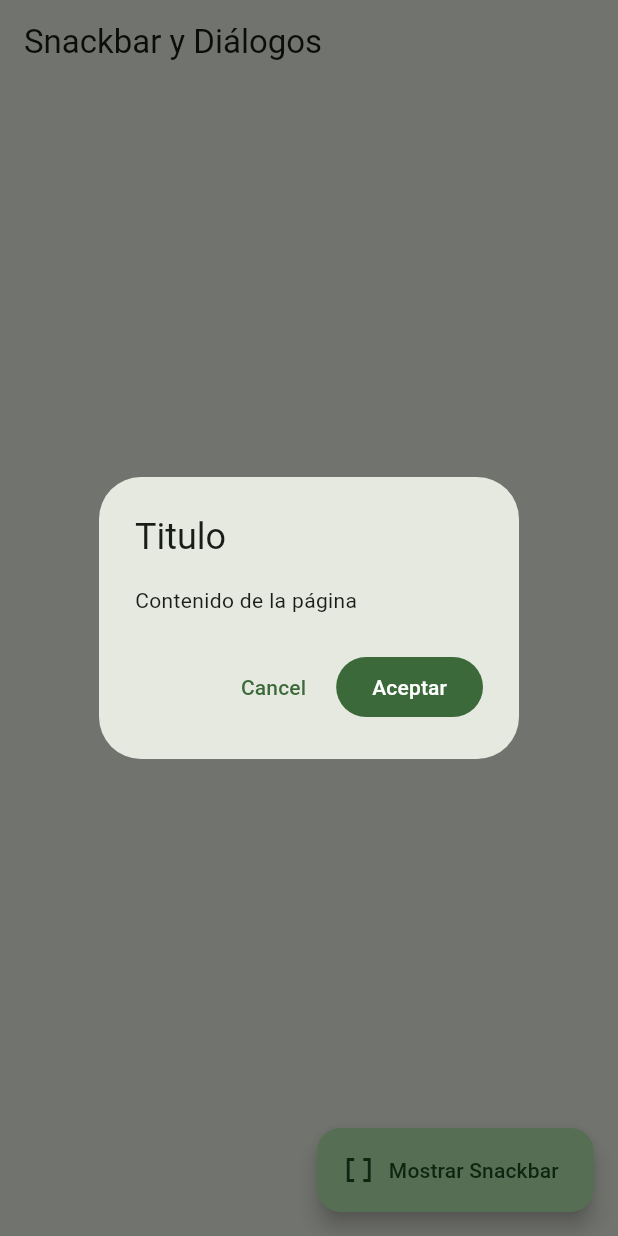
After one commit to Ymurillo89/widgets_app, a Flutter app: the SnackbarScreen screen opened by its route, after a tap on "Diálogos", on a phone screen of 412 x 824 dp. The commit adds this screen. Run offline on Flutter 3.47's test engine with Material 3 defaults, Android fonts, the phone set to English and light mode, and no system bars; our stand-ins replace go_router.

Commit message:
Snackbar

```diff
--- a/lib/config/menu/menu_item.dart
+++ b/lib/config/menu/menu_item.dart
@@ -15,6 +15,7 @@ const appMenuItems= <MenuItem>[
   MenuItem(title: 'Botones', subTitle: 'Varios botones en Flutter', links: '/buttons', icon: Icons.smart_button),
   MenuItem(title: 'Tarjetas', subTitle: 'Contenedor estilizado', links: '/cards', icon: Icons.credit_card),
   MenuItem(title: 'ProgressIndicator', subTitle: 'Generales y controlados', links: '/progress', icon: Icons.refresh),
+  MenuItem(title: 'Snackbars', subTitle: 'Generales y controlados', links: '/snackbars', icon: Icons.line_style_sharp),
   /*MenuItem(title: 'Contact Us', subTitle: 'Get in touch with us', links: 'https://www.example.com/contact', icon: Icons.contact_mail),
   MenuItem(title: 'Privacy Policy', subTitle: 'Learn about our privacy policy', links: 'https://www.example.com/privacy', icon: Icons.info_outline), */
 ];
--- a/lib/config/router/router.dart
+++ b/lib/config/router/router.dart
@@ -1,8 +1,10 @@
+import 'package:flutter/material.dart';
 import 'package:go_router/go_router.dart';
 import 'package:widgets_app/presentation/screen/button/button_screen.dart';
 import 'package:widgets_app/presentation/screen/card/card.dart';
 import 'package:widgets_app/presentation/screen/home/home_screen.dart';
 import 'package:widgets_app/presentation/screen/progress/app_tutorial_screen.dart';
+import 'package:widgets_app/presentation/screen/snackbar/snackbar_screen.dart';
 
 // GoRouter configuration
 final appRouter = GoRouter(
@@ -22,6 +24,10 @@ final appRouter = GoRouter(
     GoRoute(
       path: '/progress',
       builder: (context, state) => const ProgressScreen(),
+    ),
+    GoRoute(
+      path: '/snackbars',
+      builder: (context, state) => const SnackbarScreen(),
     )
   ],
 );
--- /dev/null
+++ b/lib/presentation/screen/snackbar/snackbar_screen.dart
@@ -0,0 +1,76 @@
+import 'package:flutter/material.dart';
+import 'package:go_router/go_router.dart';
+
+class SnackbarScreen extends StatelessWidget {
+
+  static const name = "SnackbarScreen";
+
+  const SnackbarScreen({super.key});
+
+  void showCustomSnackbar(BuildContext context){
+    ScaffoldMessenger.of(context).clearSnackBars();
+
+    ScaffoldMessenger.of(context).showSnackBar(
+          SnackBar(
+            content: const Text("Hola Mundo"),
+            action: SnackBarAction(label: "Ok", onPressed: (){}),
+            duration: const Duration(seconds: 3), // Duración en segundos
+
+          )
+        );
+  }
+
+  void openDialog(BuildContext context){
+    showDialog(
+      context: context,
+      barrierDismissible: false,
+      builder: (context){
+        return AlertDialog(
+          title: const Text("Titulo"),
+          content: const Text("Contenido de la página "),
+          actions: [
+            TextButton(onPressed: ()=>context.pop(), child:const Text("Cancel")),
+            FilledButton(onPressed: ()=> context.pop(), child: const Text("Aceptar"))
+          ],
+        );
+      }
+    );
+  }
+
+  @override
+  Widget build(BuildContext context) {
+    return Scaffold(
+      appBar: AppBar(
+        title: const Text("Snackbar y Diálogos" ),
+      ),
+      body: Center(
+        child: Column(
+          mainAxisAlignment: MainAxisAlignment.center,
+          children: [
+            FilledButton.tonal(
+              onPressed: (){
+                showAboutDialog(
+                  context: context,
+                  children: [
+                    const Text("Hola mundo")
+                  ]
+                );
+              },
+              child: const Text("Licencias usadas")
+            ),
+
+            FilledButton.tonal(
+              onPressed: (){
+                openDialog(context);
+              },
+              child: const Text("Diálogos")
+            )
+          ],
+        ),
+      ),
+      floatingActionButton: FloatingActionButton.extended(label: const Text("Mostrar Snackbar "),icon: const Icon(Icons.data_array),onPressed: (){
+        showCustomSnackbar(context);
+      },),
+    );
+  }
+}
```
Also changed, not shown: lib/presentation/screen/snackbar/animated_screen.dart (deleted, +0 -12 lines).
